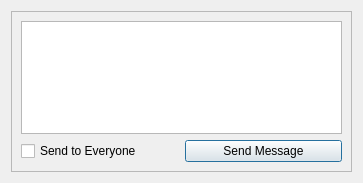
Before: the Qt Designer form ui/sendmsg.ui in StarixWoS/ReMix, drawn with Qt 5.
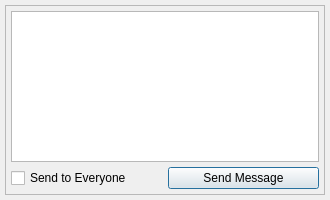
After: the same form once the commit is applied.

Diff of the .ui file:
```diff
--- a/ui/sendmsg.ui
+++ b/ui/sendmsg.ui
@@ -6,14 +6,29 @@
    <rect>
     <x>0</x>
     <y>0</y>
-    <width>363</width>
-    <height>183</height>
+    <width>330</width>
+    <height>200</height>
    </rect>
   </property>
   <property name="windowTitle">
    <string>Admin Message:</string>
   </property>
   <layout class="QGridLayout" name="gridLayout">
+   <property name="leftMargin">
+    <number>5</number>
+   </property>
+   <property name="topMargin">
+    <number>5</number>
+   </property>
+   <property name="rightMargin">
+    <number>5</number>
+   </property>
+   <property name="bottomMargin">
+    <number>5</number>
+   </property>
+   <property name="spacing">
+    <number>5</number>
+   </property>
    <item row="0" column="0">
     <widget class="QFrame" name="frame">
      <property name="frameShape">
@@ -23,6 +38,21 @@
       <enum>QFrame::Raised</enum>
      </property>
      <layout class="QGridLayout" name="gridLayout_2">
+      <property name="leftMargin">
+       <number>5</number>
+      </property>
+      <property name="topMargin">
+       <number>5</number>
+      </property>
+      <property name="rightMargin">
+       <number>5</number>
+      </property>
+      <property name="bottomMargin">
+       <number>5</number>
+      </property>
+      <property name="spacing">
+       <number>5</number>
+      </property>
       <item row="2" column="0">
        <widget class="QCheckBox" name="checkBox">
         <property name="text">
```
